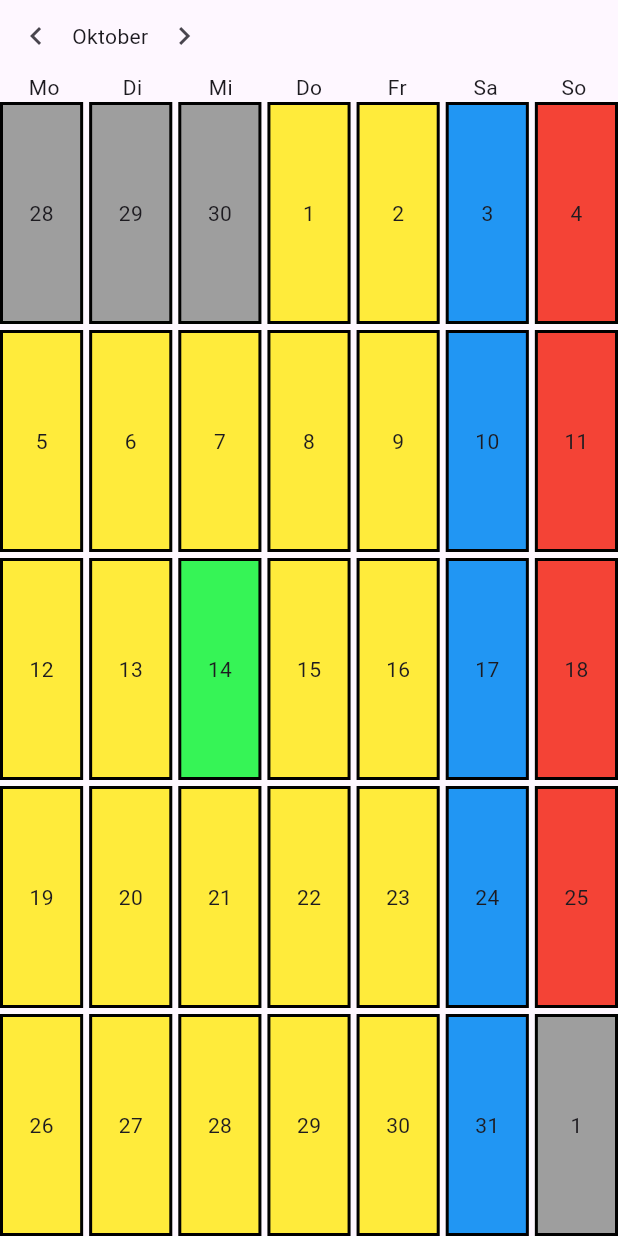
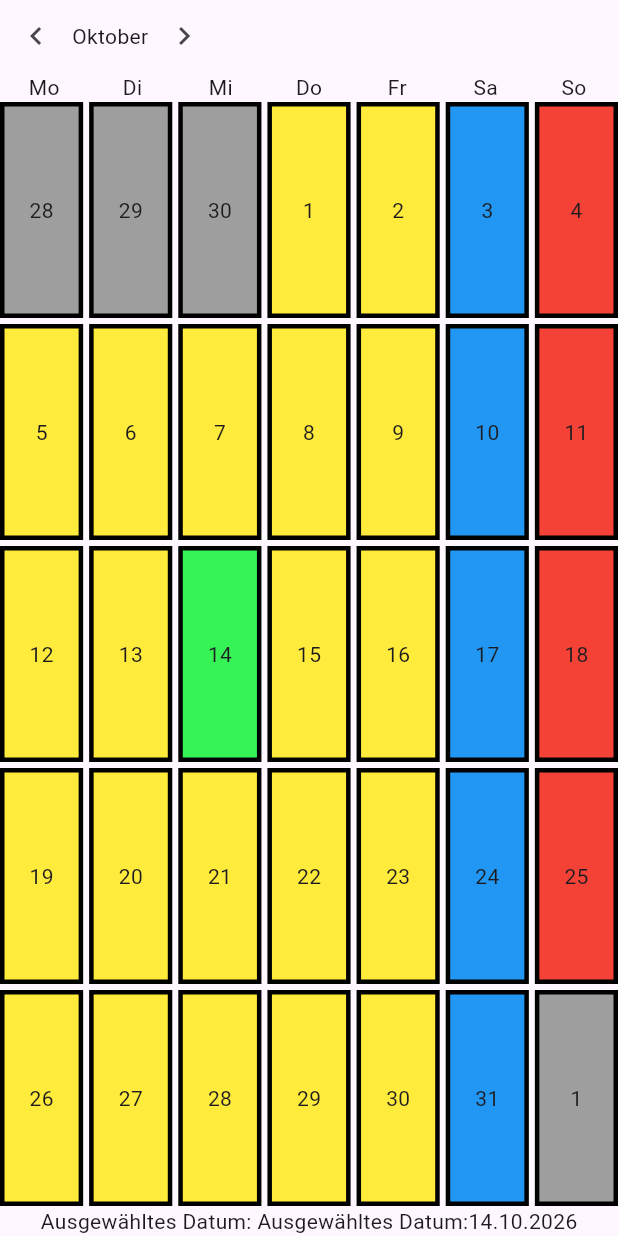
Before and after one commit to 31052026-neu/kalender_flutter, a Flutter app: the screen it shows after launch, on a phone screen of 412 x 824 dp. Run offline on Flutter 3.47's test engine with Material 3 defaults, Android fonts, the phone set to English and light mode, and no system bars.

Commit message:
kalender logik soweit fertig.

```diff
--- a/lib/functions/KalenderService.dart
+++ b/lib/functions/KalenderService.dart
@@ -18,4 +18,11 @@ class KalenderService {
   static bool istSonntag(DateTime datum) {
     return datum.weekday == 7;
   }
+
+  static String formatiereDatum(DateTime datum) {
+    //PadLeft ist vom Typ String und deshalb muss man bevor man padLeft benutzt
+    //den integer in einen String umwandeln um tage und monate immer in Doppelziffer
+    //auszugeben
+    return 'Ausgewähltes Datum:${datum.day.toString().padLeft(2, '0')}.${datum.month.toString().padLeft(2, '0')}.${datum.year}';
+  }
 }
--- a/lib/pages/kalender_page.dart
+++ b/lib/pages/kalender_page.dart
@@ -60,7 +60,14 @@ class _KalenderPageState extends State<KalenderPage> {
 
             // Kalenderraster
             Expanded(
-              child: Kalender(onTap: _changeDay, datum: dargestelltesDatum),
+              child: Kalender(
+                onTap: _changeDay,
+                datum: dargestelltesDatum,
+                ausgewaehltesDatum: ausgewaehltesDatum,
+              ),
+            ),
+            Text(
+              'Ausgewähltes Datum: ${KalenderService.formatiereDatum(ausgewaehltesDatum ?? DateTime.now())}',
             ),
           ],
         ),
@@ -68,13 +75,10 @@ class _KalenderPageState extends State<KalenderPage> {
     );
   }
 
-  void _changeDay(int newDay) {
+  /// Speichert das vom Benutzer ausgewählte Datum.
+  void _changeDay(DateTime newDay) {
     setState(() {
-      dargestelltesDatum = DateTime(
-        dargestelltesDatum.year,
-        dargestelltesDatum.month,
-        newDay,
-      );
+      ausgewaehltesDatum = newDay;
     });
   }
 
--- a/lib/widgets/kalender.dart
+++ b/lib/widgets/kalender.dart
@@ -4,11 +4,18 @@ import 'package:kalender_flutter/functions/kalender_felder.dart';
 import 'kalender_feld.dart';
 
 class Kalender extends StatefulWidget {
-  final void Function(int) onTap;
+  final void Function(DateTime) onTap;
+
+  final DateTime? ausgewaehltesDatum;
 
   final DateTime datum;
 
-  const Kalender({required this.onTap, super.key, required this.datum});
+  const Kalender({
+    required this.onTap,
+    this.ausgewaehltesDatum,
+    super.key,
+    required this.datum,
+  });
 
   @override
   State<Kalender> createState() => _KalenderState();
@@ -46,7 +53,8 @@ class _KalenderState extends State<Kalender> {
             return KalenderFeld(
               onTap: widget.onTap,
               tag: tagesFelder[index],
-              heute: datum,
+              angezeigterMonat: datum,
+              ausgewaehltesDatum: widget.ausgewaehltesDatum,
             );
           },
         );
--- a/lib/widgets/kalender_feld.dart
+++ b/lib/widgets/kalender_feld.dart
@@ -2,28 +2,39 @@ import 'package:flutter/material.dart';
 import 'package:kalender_flutter/functions/KalenderService.dart';
 
 class KalenderFeld extends StatelessWidget {
-  final void Function(int) onTap;
+  final void Function(DateTime) onTap;
+
+  final DateTime? ausgewaehltesDatum;
 
   /// Das vollständige Datum dieses Kalenderfeldes.
   final DateTime tag;
 
   /// Der aktuell angezeigte Monat.
-  final DateTime heute;
+  final DateTime angezeigterMonat;
 
   const KalenderFeld({
+    super.key,
     required this.onTap,
     required this.tag,
-    required this.heute,
-    super.key,
+    required this.angezeigterMonat,
+    this.ausgewaehltesDatum,
   });
 
   @override
   Widget build(BuildContext context) {
     final t = tag;
+    final DateTime heutigesDatum = DateTime.now();
+    // DateUtils.isSameDay macht, dass nur der Tag wichtig ist und nicht auch die Uhrzeit.
+    bool istAusgewaehlt = DateUtils.isSameDay(t, ausgewaehltesDatum);
+
     // Prüft, ob das Feld zum angezeigten Monat gehört.
-    bool istAktuellerMonat = t.month == heute.month && t.year == heute.year;
+    bool istAktuellerMonat =
+        t.month == angezeigterMonat.month && t.year == angezeigterMonat.year;
     // Prüft, ob dieses Kalenderfeld den heutigen Tag darstellt.
-    bool istHeute = istAktuellerMonat && t.day == heute.day;
+    bool istHeute =
+        t.year == heutigesDatum.year &&
+        t.month == heutigesDatum.month &&
+        t.day == heutigesDatum.day;
 
     // Bestimmt die Hintergrundfarbe des Kalenderfeldes.
     Color hintergrundFarbe = istHeute
@@ -42,12 +53,15 @@ class KalenderFeld extends StatelessWidget {
 
     return InkWell(
       onTap: () {
-        onTap(tag.day);
+        onTap(tag);
       },
       child: Container(
         decoration: BoxDecoration(
           color: hintergrundFarbe,
-          border: Border.all(color: Colors.black, width: 2.0),
+          border: Border.all(
+            color: istAusgewaehlt ? Colors.purple : Colors.black,
+            width: 3.0,
+          ),
         ),
         child: Center(child: Text(t.day.toString())),
       ),
```
